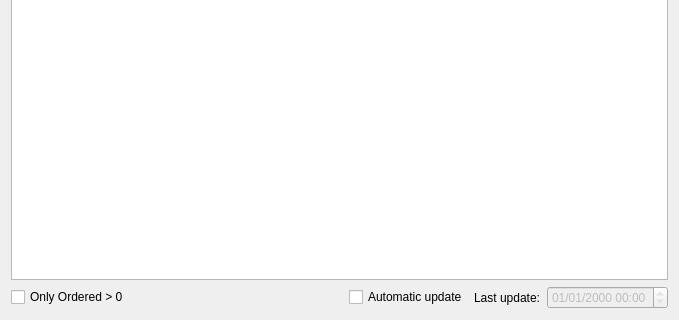
First picture: the form in App/Ui/OrderedDeliveredWidget.ui, repository paolodestefani/pySagra, before the edit; both pictures show x 0 to 679 and y 151 to 471 of the 679 by 471 pixel window.
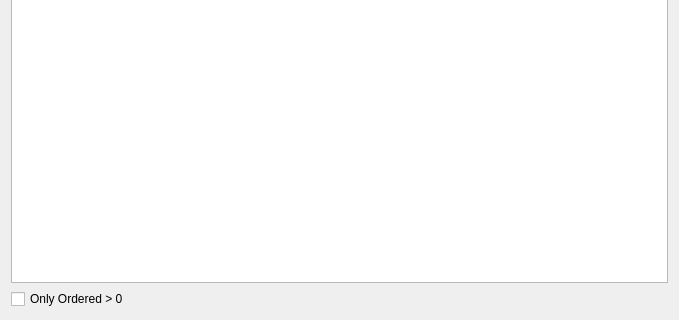
Second picture: the form after the edit. Custom widgets are drawn as their Qt base class.

Commit message: Remove the ordered/delivered print after each order, item colors fix

Patch:
```diff
--- a/App/Ui/OrderedDeliveredWidget.ui
+++ b/App/Ui/OrderedDeliveredWidget.ui
@@ -41,36 +41,6 @@
          </property>
         </spacer>
        </item>
-       <item>
-        <widget class="QCheckBox" name="checkBoxAutomaticUpdate">
-         <property name="text">
-          <string>Automatic update</string>
-         </property>
-        </widget>
-       </item>
-       <item>
-        <widget class="QLabel" name="label">
-         <property name="text">
-          <string>Last update:</string>
-         </property>
-        </widget>
-       </item>
-       <item>
-        <widget class="QDateTimeEdit" name="dateTimeEdit">
-         <property name="enabled">
-          <bool>false</bool>
-         </property>
-         <property name="readOnly">
-          <bool>true</bool>
-         </property>
-         <property name="displayFormat">
-          <string>MM/dd/yyyy HH:mm</string>
-         </property>
-         <property name="currentSectionIndex">
-          <number>0</number>
-         </property>
-        </widget>
-       </item>
       </layout>
      </item>
     </layout>
```
Left out of the diff: 19 changed lines with no effect on the pictures. The commit also changes 23 other files.
